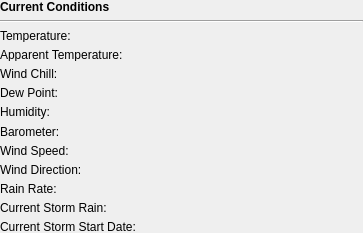
Old version of the form desktop/livedatawidget.ui in the repository davidrg/zxweather.
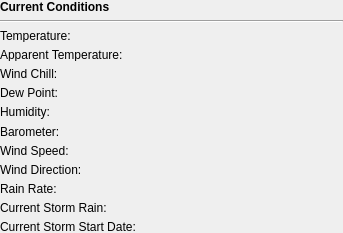
New version of the form.

Commit message:
The UI will now be resized depending on the station type. The Davis-specific panels on the right will now be hidden if using a Generic or FineOffset station.
The Davis-specific rain-rate and storm rain fields remain visible (its too much
effort removing them at the moment) with their values set to "not supported".

What changed in the file:
```diff
--- a/desktop/livedatawidget.ui
+++ b/desktop/livedatawidget.ui
@@ -6,19 +6,19 @@
    <rect>
     <x>0</x>
     <y>0</y>
-    <width>363</width>
+    <width>343</width>
     <height>233</height>
    </rect>
   </property>
   <property name="minimumSize">
    <size>
-    <width>0</width>
+    <width>343</width>
     <height>233</height>
    </size>
   </property>
   <property name="maximumSize">
    <size>
-    <width>16777215</width>
+    <width>343</width>
     <height>233</height>
    </size>
   </property>
```
The commit also changes 7 other files.
